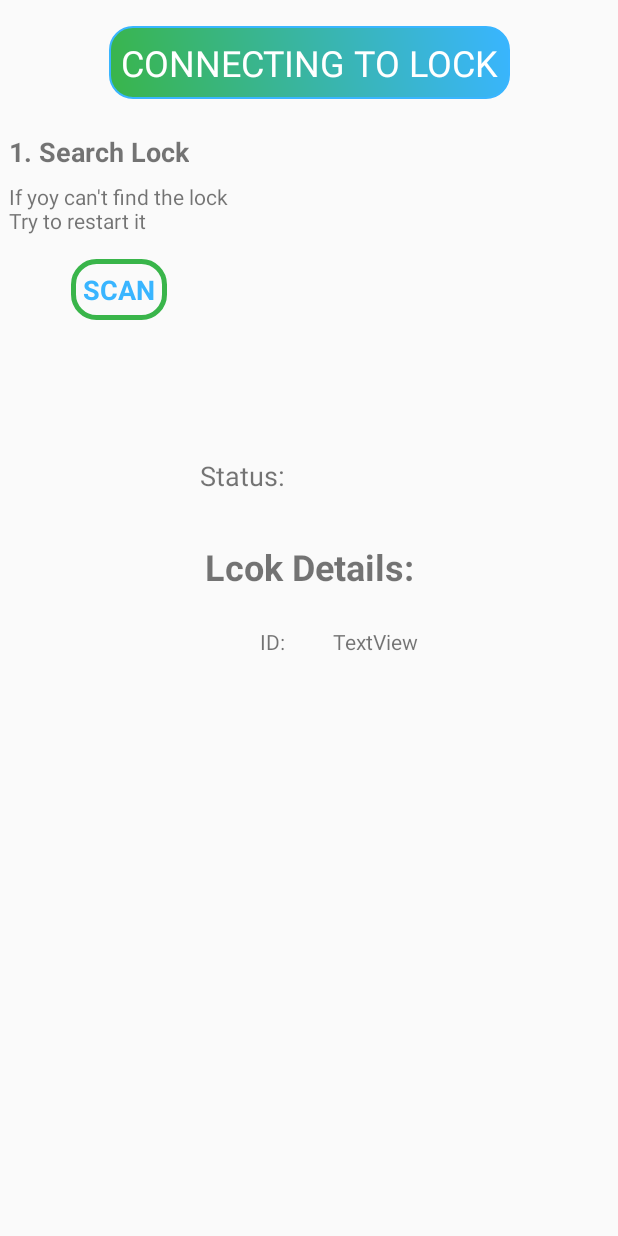
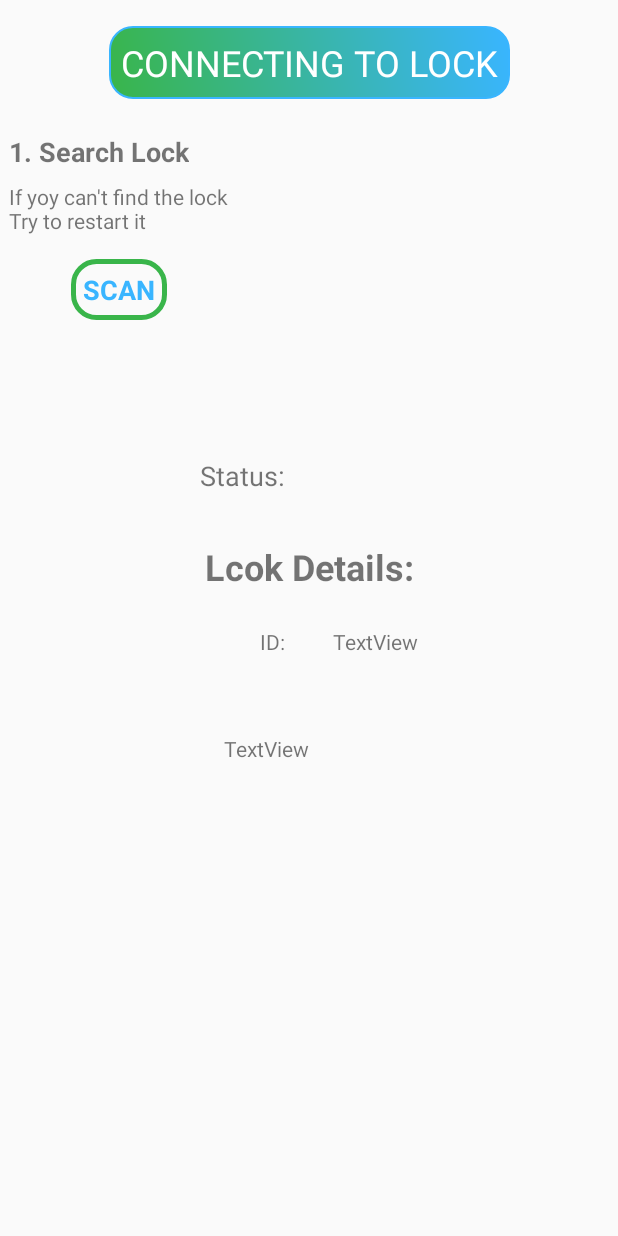
Before and after one commit to dudu4646/LockedApp, an Android app: the bluetooth screen opened directly, with no data from a screen before it, on a phone screen of 412 x 824 dp. Run offline under Robolectric (Android 15) with nearby library versions, the phone set to English and light mode, and no system bars.

Commit message:
15/10 01:35

```diff
--- a/app/src/main/res/layout/activity_bluetooth.xml
+++ b/app/src/main/res/layout/activity_bluetooth.xml
@@ -184,6 +184,15 @@
                 android:text="TextView"
                 app:layout_constraintBaseline_toBaselineOf="@+id/textView22"
                 app:layout_constraintStart_toStartOf="@+id/guideline31" />
+
+            <TextView
+                android:id="@+id/textView24"
+                android:layout_width="wrap_content"
+                android:layout_height="wrap_content"
+                android:layout_marginTop="52dp"
+                android:text="TextView"
+                app:layout_constraintEnd_toStartOf="@+id/guideline31"
+                app:layout_constraintTop_toBottomOf="@+id/textView22" />
         </androidx.constraintlayout.widget.ConstraintLayout>
     </androidx.constraintlayout.widget.ConstraintLayout>
 
```
